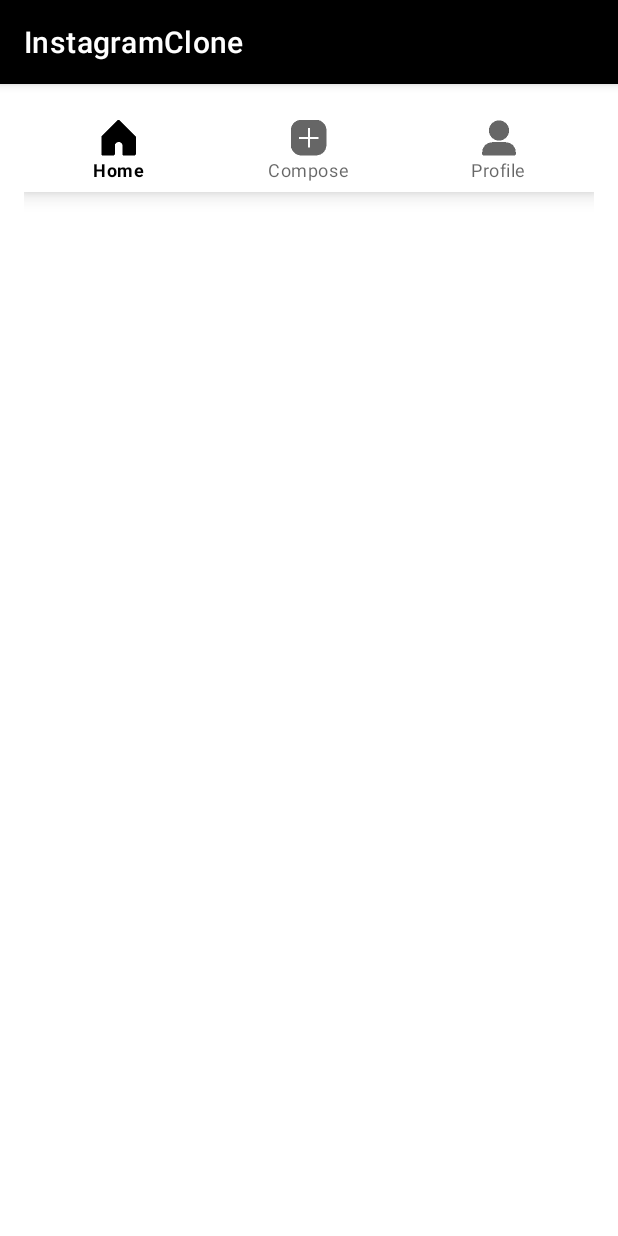
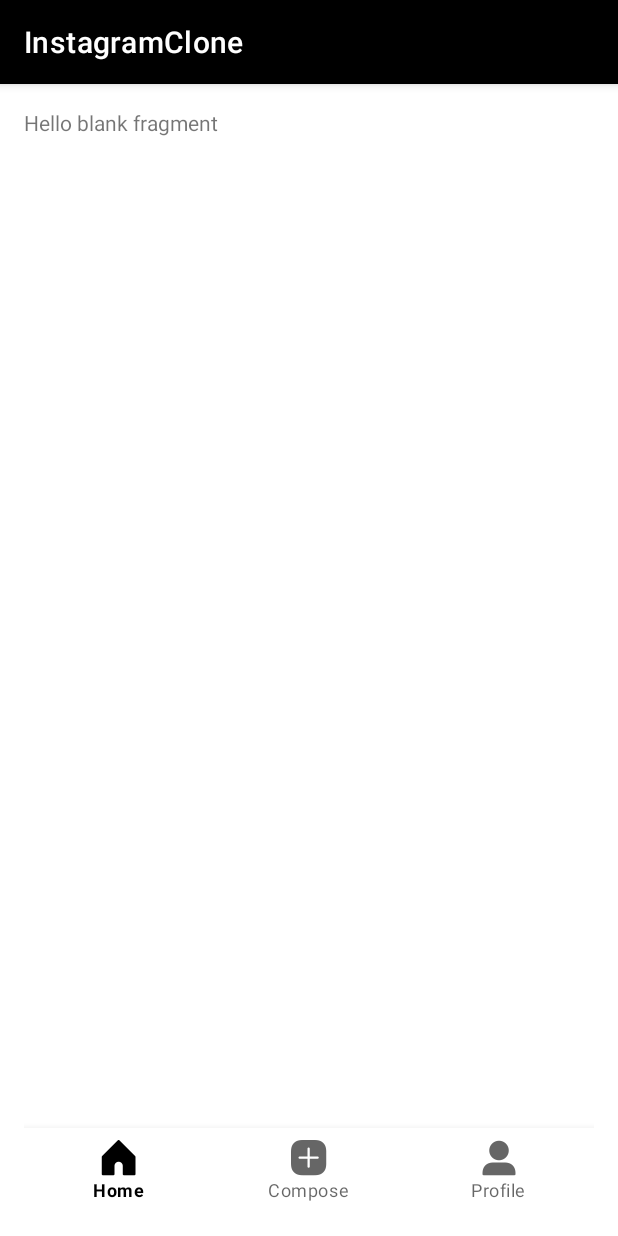
Before and after one commit to NoSoyTuMadre/InstagramClone, an Android app: the MainActivity screen opened directly, with no data from a screen before it, on a phone screen of 412 x 824 dp. Run offline under Robolectric (Android 15) with nearby library versions, the phone set to English and light mode, and no system bars; libraries missing offline, so code that uses them is left out: com.parse.

Commit message:
Created fragment manager.

```diff
--- /dev/null
+++ b/app/src/main/java/com/codepath/tonifields/instagramclone/Fragments/PostFragment.java
@@ -0,0 +1,66 @@
+package com.codepath.tonifields.instagramclone.Fragments;
+
+import android.os.Bundle;
+
+import androidx.fragment.app.Fragment;
+
+import android.view.LayoutInflater;
+import android.view.View;
+import android.view.ViewGroup;
+
+import com.codepath.tonifields.instagramclone.R;
+
+/**
+ * A simple {@link Fragment} subclass.
+ * Use the {@link PostFragment#newInstance} factory method to
+ * create an instance of this fragment.
+ */
+public class PostFragment extends Fragment {
+
+    // TODO: Rename parameter arguments, choose names that match
+    // the fragment initialization parameters, e.g. ARG_ITEM_NUMBER
+    private static final String ARG_PARAM1 = "param1";
+    private static final String ARG_PARAM2 = "param2";
+
+    // TODO: Rename and change types of parameters
+    private String mParam1;
+    private String mParam2;
+
+    public PostFragment() {
+        // Required empty public constructor
+    }
+
+    /**
+     * Use this factory method to create a new instance of
+     * this fragment using the provided parameters.
+     *
+     * @param param1 Parameter 1.
+     * @param param2 Parameter 2.
+     * @return A new instance of fragment PostFragment.
+     */
+    // TODO: Rename and change types and number of parameters
+    public static PostFragment newInstance(String param1, String param2) {
+        PostFragment fragment = new PostFragment();
+        Bundle args = new Bundle();
+        args.putString(ARG_PARAM1, param1);
+        args.putString(ARG_PARAM2, param2);
+        fragment.setArguments(args);
+        return fragment;
+    }
+
+    @Override
+    public void onCreate(Bundle savedInstanceState) {
+        super.onCreate(savedInstanceState);
+        if (getArguments() != null) {
+            mParam1 = getArguments().getString(ARG_PARAM1);
+            mParam2 = getArguments().getString(ARG_PARAM2);
+        }
+    }
+
+    @Override
+    public View onCreateView(LayoutInflater inflater, ViewGroup container,
+                             Bundle savedInstanceState) {
+        // Inflate the layout for this fragment
+        return inflater.inflate(R.layout.fragment_post, container, false);
+    }
+}
--- a/app/src/main/java/com/codepath/tonifields/instagramclone/MainActivity.java
+++ b/app/src/main/java/com/codepath/tonifields/instagramclone/MainActivity.java
@@ -5,6 +5,7 @@ import androidx.annotation.Nullable;
 import androidx.appcompat.app.AppCompatActivity;
 import androidx.core.content.FileProvider;
 import androidx.fragment.app.Fragment;
+import androidx.fragment.app.FragmentManager;
 
 import android.content.Intent;
 import android.graphics.Bitmap;
@@ -21,6 +22,8 @@ import android.widget.EditText;
 import android.widget.ImageView;
 import android.widget.Toast;
 
+import com.codepath.tonifields.instagramclone.Fragments.ComposeFragment;
+import com.codepath.tonifields.instagramclone.Fragments.PostFragment;
 import com.google.android.material.bottomnavigation.BottomNavigationView;
 import com.parse.FindCallback;
 import com.parse.ParseException;
@@ -36,6 +39,7 @@ public class MainActivity extends AppCompatActivity {
 
     public static final String TAG = "MainActivity";
     private BottomNavigationView bottomNavigationView;
+    final FragmentManager fragmentManager = getSupportFragmentManager();
 
     @Override
     protected void onCreate(Bundle savedInstanceState) {
@@ -51,14 +55,22 @@ public class MainActivity extends AppCompatActivity {
                 switch (menuItem.getItemId()) {
                     case R.id.action_home:
                         Toast.makeText(MainActivity.this, "Home!", Toast.LENGTH_SHORT).show();
+                        fragment = new PostFragment();
+                        break;
                     case R.id.action_compose:
                         Toast.makeText(MainActivity.this, "Compose!", Toast.LENGTH_SHORT).show();
+                        fragment = new ComposeFragment();
+                        break;
                     case R.id.action_profile:
                     default:
                         Toast.makeText(MainActivity.this, "Profile!", Toast.LENGTH_SHORT).show();
+                        fragment = new ComposeFragment();
                 }
+                fragmentManager.beginTransaction().replace(R.id.flContainer, fragment).commit();
                 return true;
             }
         });
+        // Set default selection
+        bottomNavigationView.setSelectedItemId(R.id.action_home);
     }
 }
--- a/app/src/main/res/layout/activity_main.xml
+++ b/app/src/main/res/layout/activity_main.xml
@@ -1,5 +1,5 @@
 <?xml version="1.0" encoding="utf-8"?>
-<LinearLayout xmlns:android="http://schemas.android.com/apk/res/android"
+<RelativeLayout xmlns:android="http://schemas.android.com/apk/res/android"
     xmlns:app="http://schemas.android.com/apk/res-auto"
     xmlns:tools="http://schemas.android.com/tools"
     android:orientation="vertical"
@@ -8,10 +8,19 @@
     android:layout_height="match_parent"
     tools:context=".MainActivity">
 
+    <FrameLayout
+        android:id="@+id/flContainer"
+        android:layout_width="match_parent"
+        android:layout_height="match_parent"
+        android:layout_above="@id/bottom_navigation"
+        />
+
     <com.google.android.material.bottomnavigation.BottomNavigationView
         android:id="@+id/bottom_navigation"
         android:layout_width="match_parent"
         android:layout_height="wrap_content"
+        android:layout_alignParentStart="true"
+        android:layout_alignParentBottom="true"
         app:menu="@menu/menu_bottom_navigation" />
 
-</LinearLayout>
+</RelativeLayout>
--- /dev/null
+++ b/app/src/main/res/layout/fragment_post.xml
@@ -0,0 +1,14 @@
+<?xml version="1.0" encoding="utf-8"?>
+<FrameLayout xmlns:android="http://schemas.android.com/apk/res/android"
+    xmlns:tools="http://schemas.android.com/tools"
+    android:layout_width="match_parent"
+    android:layout_height="match_parent"
+    tools:context=".Fragments.PostFragment">
+
+    <!-- TODO: Update blank fragment layout -->
+    <TextView
+        android:layout_width="match_parent"
+        android:layout_height="match_parent"
+        android:text="@string/hello_blank_fragment" />
+
+</FrameLayout>
```
Also changed, not shown: app/src/main/res/drawable-v24/instagram_home_filled_24.png, app/src/main/res/drawable-v24/instagram_home_outline_24.png (deleted), app/src/main/res/drawable-v24/instagram_new_post_filled_24.png, app/src/main/res/drawable-v24/instagram_user_filled_24.png.
